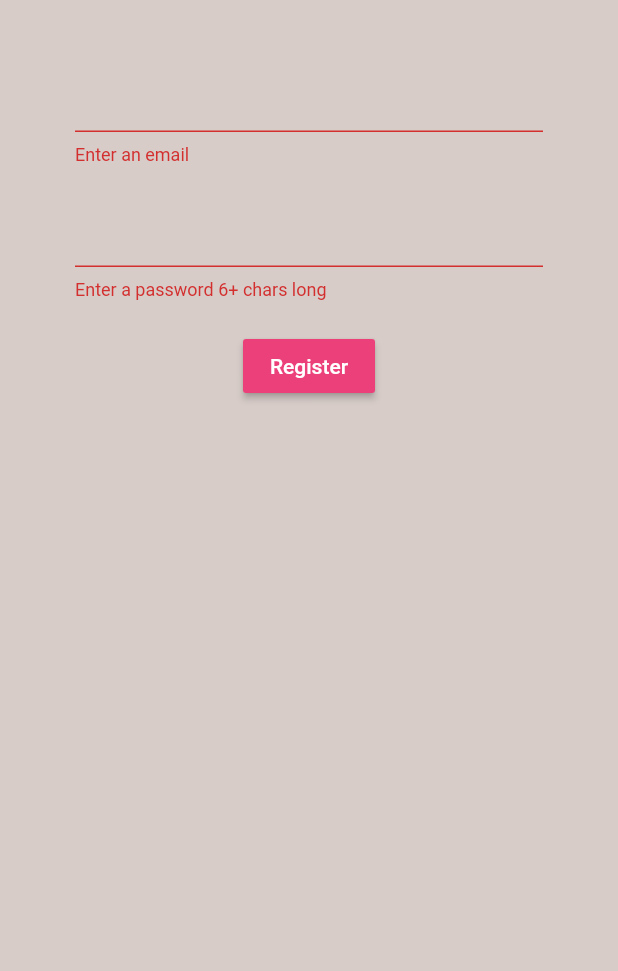
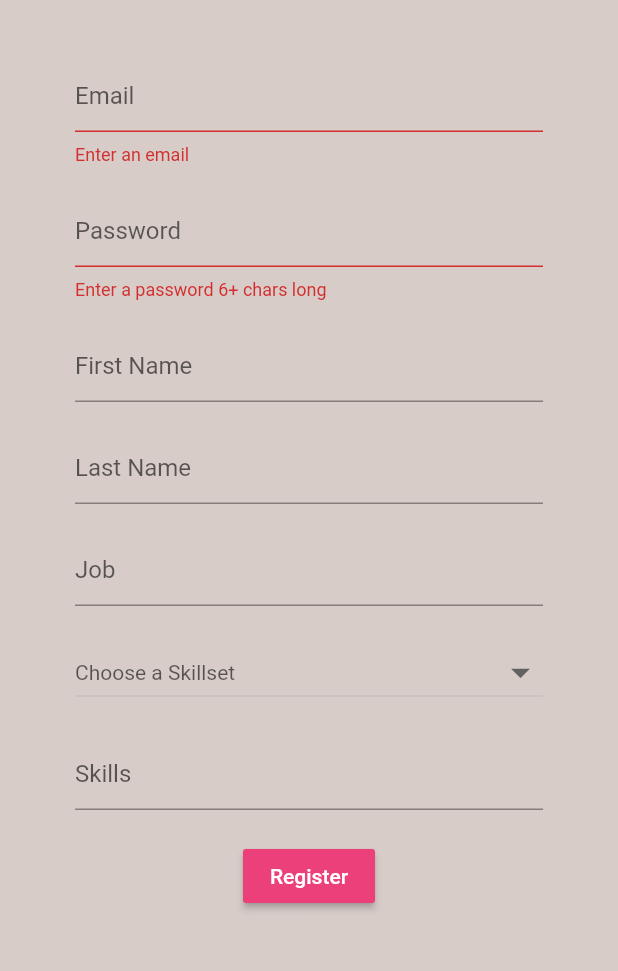
Before and after one commit to zwormstadt/Bonvallet, a Flutter app: the Register screen opened directly, after a tap on "Register", on a phone screen of 412 x 824 dp, the part 84-1055 px from its top. Run offline on Flutter 3.47's test engine with Material 2 defaults, Android fonts, the phone set to English and light mode, and no system bars; our stand-ins replace firebase_auth; accounts and stored records are empty.

Commit message:
finish login/register

```diff
--- a/lib/api/elastic.dart
+++ b/lib/api/elastic.dart
@@ -9,7 +9,9 @@ class Elastic {
       "Content-Type": "application/json"
     };
     final String url = 'http://10.143.12.199:9200/' + indexName + '/_doc/';
+    print("before");
     var response = await http.post(url, headers: headers, body: convert.jsonEncode(document));
+    print("after");
     if (response.statusCode == 200 || response.statusCode == 201) {
       print("Insert document request succeeded with status code 200 or 201");
       status = true;
--- a/lib/screens/authenticate/register.dart
+++ b/lib/screens/authenticate/register.dart
@@ -1,3 +1,4 @@
+import 'package:bonvallet/api/elastic.dart';
 import 'package:bonvallet/services/auth.dart';
 import 'package:flutter/material.dart';
 
@@ -14,11 +15,53 @@ class _RegisterState extends State<Register> {
 
   final AuthService _auth = AuthService();
   final _formKey = GlobalKey<FormState>();
+  final Elastic _elastic = Elastic();
 
   //text field state
   String email = '';
   String password = '';
   String error = '';
+
+  final List<String> categories = [
+    "Cooking",
+    "Athletic",
+    "Survival",
+    "Marksmanship",
+    "Academic",
+    "Linguistic",
+    "Relationship",
+    "Business",
+    "Musical",
+    "Vocal",
+    "Art",
+    "Others"
+  ];
+
+  String firstName = '';
+  String lastName = '';
+  String name = '';
+  String job = '';
+  String skills = '';
+  String value = '';
+
+  final List<String> selectedValues = <String>[];
+
+  // Here we create an object that eventually, we will save to Elasticsearch
+  Map<String, dynamic> objToSave = {
+    'name': '',
+    'job': '',
+    'skillset': []
+  };
+
+  // Here we create a function that can return a skill that can return a skill object dynamically,
+  // which can then be added to the above object to be saved.
+  Map<String, dynamic> buildOneSkill(String category, String skillsList) {
+    return {
+      'category': category,
+      'skills': skillsList
+    };
+  }
+ String _dropDownValue;
 
 
   @override
@@ -39,7 +82,7 @@ class _RegisterState extends State<Register> {
           )
         ],
       ),
-      body: Container(
+      body: SingleChildScrollView(
         padding: EdgeInsets.symmetric(vertical: 20.0, horizontal: 50.0),
         child: Form(
           key: _formKey,
@@ -47,6 +90,9 @@ class _RegisterState extends State<Register> {
             children: <Widget>[
               SizedBox(height: 20.0),
               TextFormField(
+                decoration: InputDecoration(
+                  hintText:"Email"
+                ),
                 validator: (val) => val.isEmpty ? 'Enter an email' : null,
                 onChanged: (val) {
                   setState( () => email = val);
@@ -54,10 +100,78 @@ class _RegisterState extends State<Register> {
               ),
               SizedBox(height: 20.0),
               TextFormField(
+                decoration: InputDecoration(
+                  hintText:"Password"
+                ),
                 obscureText: true,
                 validator: (val) => val.length < 6 ? 'Enter a password 6+ chars long' : null,
                 onChanged: (val) {
                   setState( () => password = val);
+                }
+              ),
+              SizedBox(height: 20.0),
+              TextFormField(
+                decoration: InputDecoration(
+                  hintText:"First Name"
+                ),
+                onChanged: (val) {
+                  setState( () => firstName = val);
+                }
+              ),
+              SizedBox(height: 20.0),
+              TextFormField(
+                decoration: InputDecoration(
+                  hintText:"Last Name"
+                ),
+                onChanged: (val) {
+                  setState( () => lastName = val);
+                  setState( () => name = firstName + " " + lastName);
+                }
+              ),
+              SizedBox(height: 20.0),
+              TextFormField(
+                decoration: InputDecoration(
+                  hintText:"Job"
+                ),
+                onChanged: (val) {
+                  setState( () => job = val);
+                }
+              ),
+              SizedBox(height: 20.0),
+              DropdownButton(
+                hint: _dropDownValue == null
+                    ? Text('Choose a Skillset')
+                    : Text(
+                        _dropDownValue,
+                        style: TextStyle(color: Colors.blue),
+                      ),
+                isExpanded: true,
+                iconSize: 30.0,
+                style: TextStyle(color: Colors.blue),
+                items: categories.map(
+                  (val) {
+                    return DropdownMenuItem<String>(
+                      value: val,
+                      child: Text(val),
+                    );
+                  },
+                ).toList(),
+                onChanged: (val) {
+                  setState(
+                    () {
+                      _dropDownValue = val;
+                    },
+                  );
+                },
+              ),
+
+              SizedBox(height: 20.0),
+              TextFormField(
+                decoration: InputDecoration(
+                  hintText:"Skills"
+                ),
+                onChanged: (val) {
+                  setState( () => skills = '[' + val + ']');
                 }
               ),
               SizedBox(height: 20.0),
@@ -69,10 +183,15 @@ class _RegisterState extends State<Register> {
                 ),
                 onPressed: () async {
                   if(_formKey.currentState.validate()) {
+                    this.objToSave['name'] = name;
+                    this.objToSave['job'] = job;
+                    this.objToSave['skillset'] = [this.buildOneSkill(_dropDownValue, skills)];
                     dynamic result = await _auth.registerWithEmailAndPassword(email, password);
                     if(result == null) {
                       setState(() => error = 'Please supply a valid email');
                     }
+                    //bool success = await _elastic.insertDocument(objToSave);
+
                   }
                 }
               ),
@@ -87,4 +206,6 @@ class _RegisterState extends State<Register> {
       ),
     );
   }
+
+
 }
--- a/lib/screens/authenticate/sign_in.dart
+++ b/lib/screens/authenticate/sign_in.dart
@@ -46,6 +46,9 @@ class _SignInState extends State<SignIn> {
             children: <Widget>[
               SizedBox(height: 20.0),
               TextFormField(
+                decoration: InputDecoration(
+                  hintText:"Email"
+                ),
                 validator: (val) => val.isEmpty ? 'Enter an email' : null,
                 onChanged: (val) {
                   setState( () => email = val);
@@ -53,6 +56,9 @@ class _SignInState extends State<SignIn> {
               ),
               SizedBox(height: 20.0),
               TextFormField(
+                decoration: InputDecoration(
+                  hintText:"Password"
+                ),
                 obscureText: true,
                 validator: (val) => val.length < 6 ? 'Enter a password 6+ chars long' : null,
                 onChanged: (val) {
```
